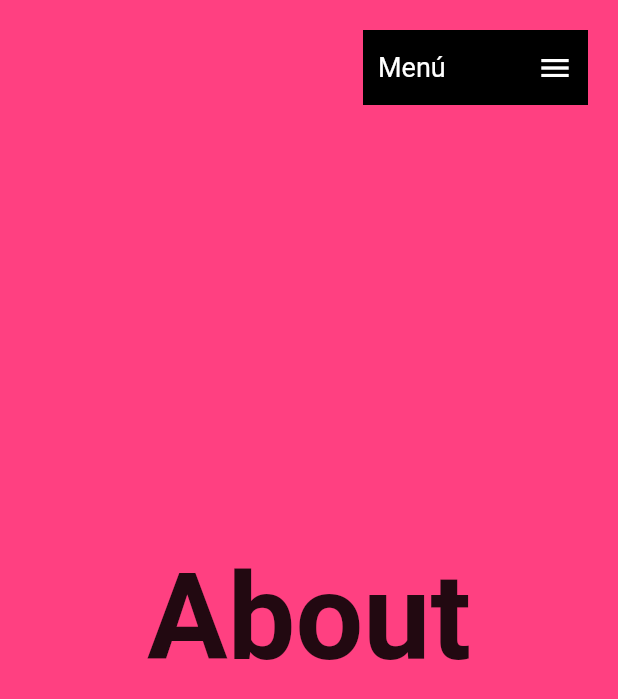
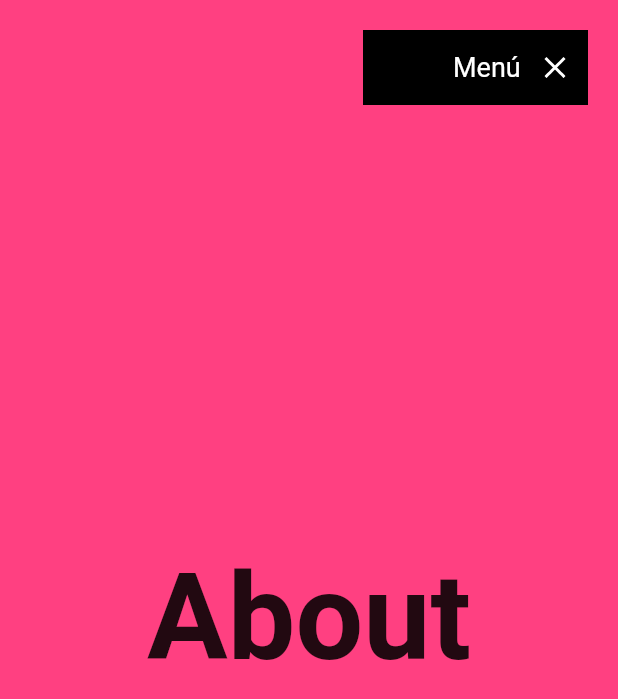
Before and after one commit to alupa/vertical_landing_page, a Flutter app: the screen it shows after launch, scrolled down 576 dp, after a tap on "Menú", on a phone screen of 412 x 824 dp. Shown: the top 699 px of the screen. Run offline on Flutter 3.47's test engine with Material 2 defaults, Android fonts, the light colour scheme and no system bars; our stand-ins replace fluro, google_fonts.

Commit message:
Animaciones del menú

```diff
--- a/lib/ui/shared/custom_app_menu.dart
+++ b/lib/ui/shared/custom_app_menu.dart
@@ -1,15 +1,34 @@
 import 'package:flutter/material.dart';
 import 'package:google_fonts/google_fonts.dart';
 
-class CustomAppMenu extends StatelessWidget {
+class CustomAppMenu extends StatefulWidget {
   const CustomAppMenu({Key? key}) : super(key: key);
+
+  @override
+  _CustomAppMenuState createState() => _CustomAppMenuState();
+}
+
+class _CustomAppMenuState extends State<CustomAppMenu>
+    with SingleTickerProviderStateMixin {
+  bool isOpen = false;
+  late AnimationController controller;
+
+  @override
+  void initState() {
+    super.initState();
+    controller =
+        AnimationController(vsync: this, duration: Duration(milliseconds: 200));
+  }
 
   @override
   Widget build(BuildContext context) {
     return MouseRegion(
       cursor: SystemMouseCursors.click,
       child: GestureDetector(
-        onTap: () => print('click'),
+        onTap: () {
+          isOpen ? controller.reverse() : controller.forward();
+          setState(() => isOpen = !isOpen);
+        },
         child: Container(
           padding: EdgeInsets.symmetric(horizontal: 10),
           width: 150,
@@ -17,13 +36,22 @@ class CustomAppMenu extends StatelessWidget {
           color: Colors.black,
           child: Row(
             children: [
+              AnimatedContainer(
+                duration: Duration(milliseconds: 200),
+                curve: Curves.easeInOut,
+                width: isOpen ? 50 : 0,
+              ),
               Text('Menú',
                   style: GoogleFonts.roboto(
                     color: Colors.white,
                     fontSize: 18,
                   )),
               Spacer(),
-              Icon(Icons.menu, color: Colors.white),
+              AnimatedIcon(
+                icon: AnimatedIcons.menu_close,
+                progress: controller,
+                color: Colors.white,
+              )
             ],
           ),
         ),
```
